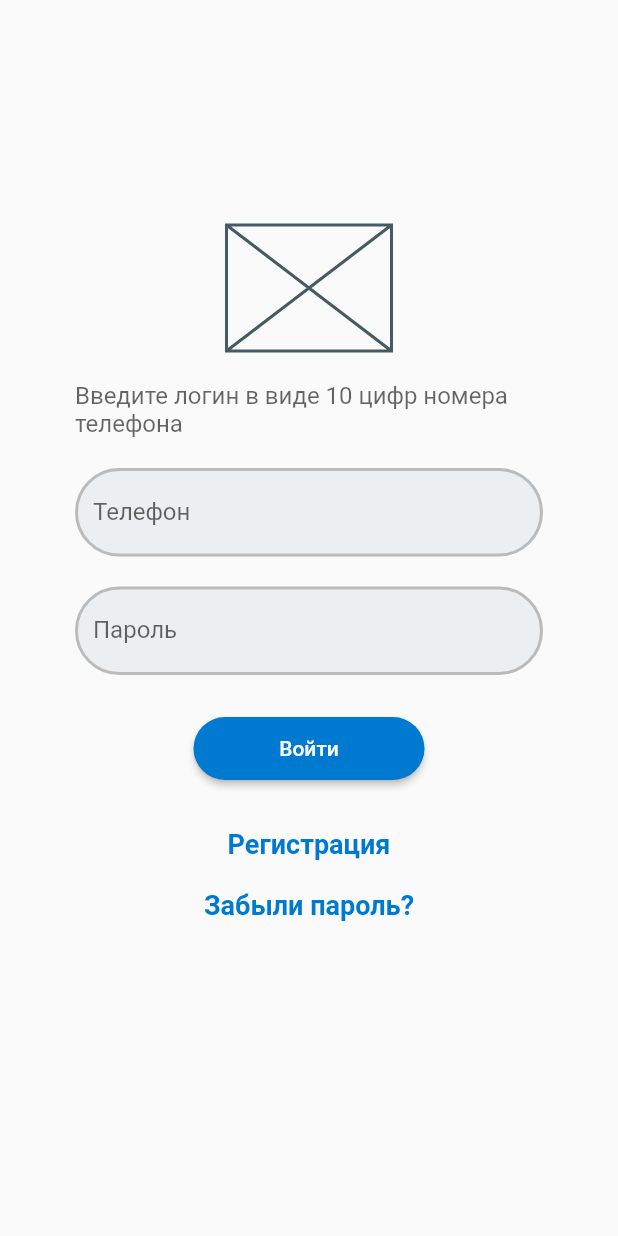
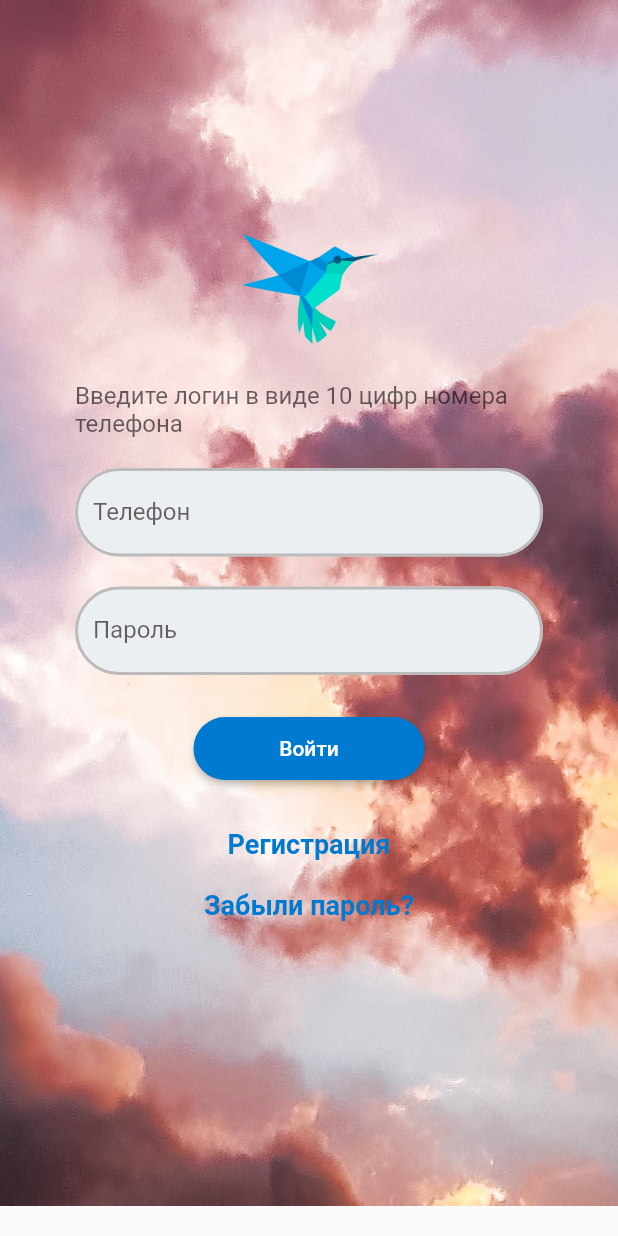
Before and after one commit to KalimullinRI/auth_page_new1, a Flutter app: the screen it shows after launch, on a phone screen of 412 x 824 dp. Run offline on Flutter 3.47's test engine with Material 2 defaults, Android fonts, the phone set to English and light mode, and no system bars.

Commit message:
Добавлены фон и лого

```diff
--- /dev/null
+++ b/lib/expanded_demo_screen.dart
@@ -0,0 +1,18 @@
+import 'package:flutter/material.dart';
+
+class ExpandedDemoScreen extends StatelessWidget {
+  const ExpandedDemoScreen({Key? key}) : super(key: key);
+
+  @override
+  Widget build(BuildContext context) {
+    return MaterialApp(
+    home: Scaffold(
+      body: Row(
+        children: [
+          Text('Короткий текст'),
+        ],
+      ),
+       ),
+    );
+  }
+}
--- a/lib/main.dart
+++ b/lib/main.dart
@@ -23,12 +23,18 @@ class MyApp extends StatelessWidget {
     return MaterialApp(
       home: Scaffold(
         body: Container(
+          decoration: const BoxDecoration(
+            image: DecorationImage(
+                image: AssetImage('assets/back.png'),
+              fit: BoxFit.cover,
+            )
+          ),
           width: double.infinity,
           padding: EdgeInsets.symmetric(horizontal: 50),
           child: SingleChildScrollView(
             child: Column(children: [
               SizedBox(height: 150,),
-              SizedBox(width: 110, height: 84, child: Placeholder(),),
+              const SizedBox(width: 110, height: 84, child: Image(image: AssetImage('assets/Logo.png')),),
               SizedBox(height: 20,),
               Text('Введите логин в виде 10 цифр номера телефона',
                  style: TextStyle(fontSize: 16, color: Color.fromRGBO(0, 0, 0, 0.6)),),
@@ -72,6 +78,7 @@ class MyApp extends StatelessWidget {
               SizedBox(height: 20,),
               InkWell(child: const Text('Забыли пароль?', style: LinkTextStyle,),
                   onTap:() {}),
+              SizedBox(height: 190,),
             ],),
           ),
         )
--- a/pubspec.yaml
+++ b/pubspec.yaml
@@ -57,6 +57,9 @@ flutter:
   # the material Icons class.
   uses-material-design: true
 
+  assets:
+    - assets/
+
   # To add assets to your application, add an assets section, like this:
   # assets:
   #   - images/a_dot_burr.jpeg
```
Also changed, not shown: assets/Logo.png (added), assets/back.png (added).
